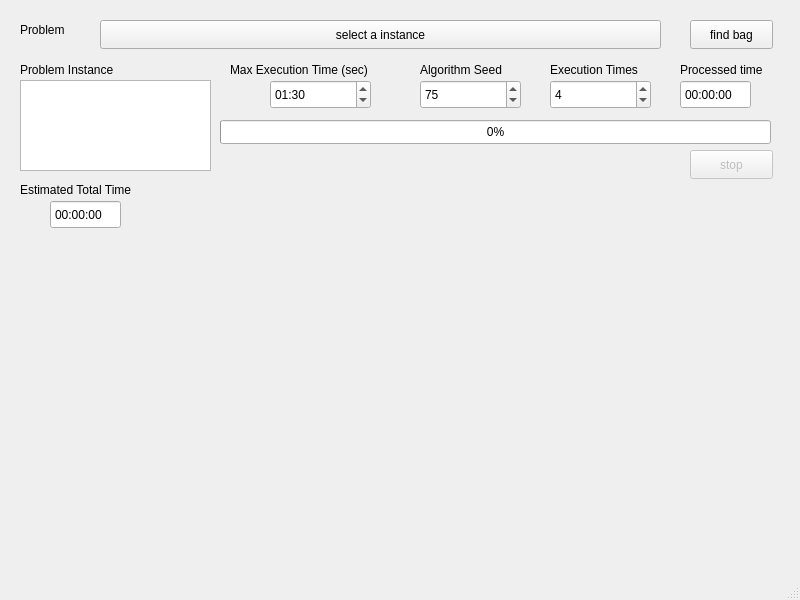
alangomes7/Knapsack-problem, file knapsackwindow.ui: the form before one commit.
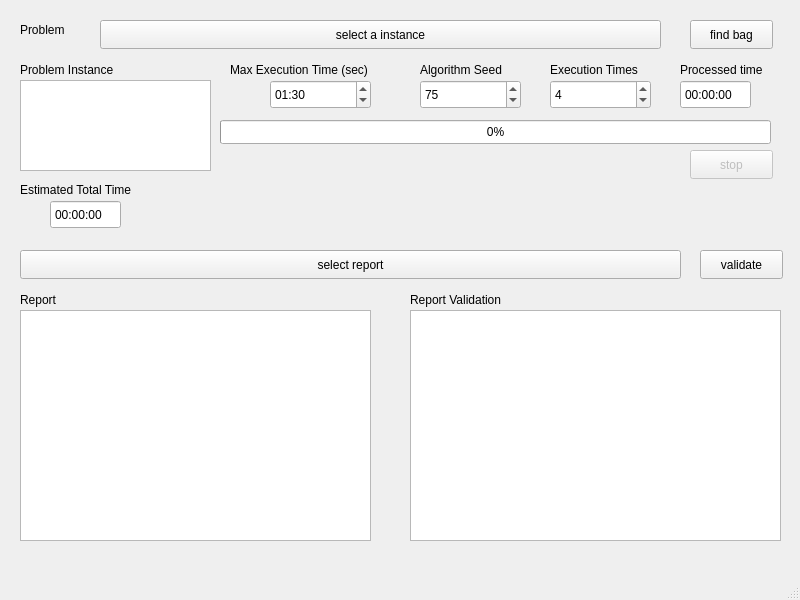
The form after the commit.

Commit message: bag validation added

Diff of the .ui file:
```diff
--- a/knapsackwindow.ui
+++ b/knapsackwindow.ui
@@ -295,6 +295,78 @@
      </time>
     </property>
    </widget>
+   <widget class="QLabel" name="label_bestBag">
+    <property name="geometry">
+     <rect>
+      <x>20</x>
+      <y>290</y>
+      <width>121</width>
+      <height>20</height>
+     </rect>
+    </property>
+    <property name="text">
+     <string>Report</string>
+    </property>
+   </widget>
+   <widget class="QPlainTextEdit" name="plainTextEdit_report">
+    <property name="geometry">
+     <rect>
+      <x>20</x>
+      <y>310</y>
+      <width>351</width>
+      <height>231</height>
+     </rect>
+    </property>
+   </widget>
+   <widget class="QLabel" name="label_bestBagValidation">
+    <property name="geometry">
+     <rect>
+      <x>410</x>
+      <y>290</y>
+      <width>131</width>
+      <height>20</height>
+     </rect>
+    </property>
+    <property name="text">
+     <string>Report Validation</string>
+    </property>
+   </widget>
+   <widget class="QPlainTextEdit" name="plainTextEdit_reportValidation">
+    <property name="geometry">
+     <rect>
+      <x>410</x>
+      <y>310</y>
+      <width>371</width>
+      <height>231</height>
+     </rect>
+    </property>
+   </widget>
+   <widget class="QPushButton" name="pushButton_reportFile">
+    <property name="geometry">
+     <rect>
+      <x>20</x>
+      <y>250</y>
+      <width>661</width>
+      <height>29</height>
+     </rect>
+    </property>
+    <property name="text">
+     <string>select report</string>
+    </property>
+   </widget>
+   <widget class="QPushButton" name="pushButton_validateReport">
+    <property name="geometry">
+     <rect>
+      <x>700</x>
+      <y>250</y>
+      <width>83</width>
+      <height>29</height>
+     </rect>
+    </property>
+    <property name="text">
+     <string>validate</string>
+    </property>
+   </widget>
   </widget>
   <widget class="QMenuBar" name="menubar">
    <property name="geometry">
```
Left out of the diff: 2 changed lines with no effect on the pictures. The commit also changes 15 other files.
